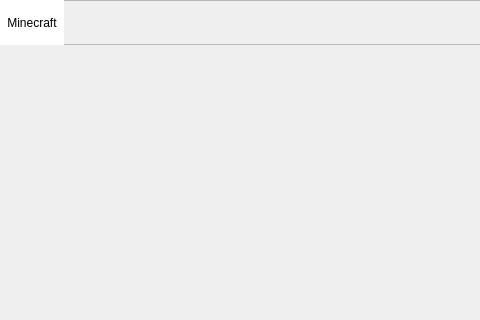
Old version of the form Ui/Downloader/Downloader.ui in the repository 1604042736/FMCL; both pictures show x 0 to 480 and y 0 to 320 of the 1000 by 618 pixel window.
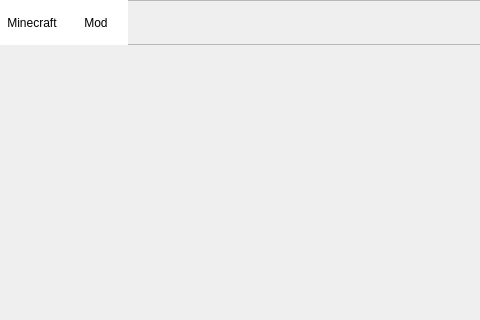
New version of the form. Custom widgets are drawn as their Qt base class.

```diff
--- a/Ui/Downloader/Downloader.ui
+++ b/Ui/Downloader/Downloader.ui
@@ -64,6 +64,25 @@
      <bool>false</bool>
     </property>
    </widget>
+   <widget class="QCustomButton" name="pb_mod">
+    <property name="geometry">
+     <rect>
+      <x>64</x>
+      <y>0</y>
+      <width>64</width>
+      <height>45</height>
+     </rect>
+    </property>
+    <property name="text">
+     <string>Mod</string>
+    </property>
+    <property name="checkable">
+     <bool>true</bool>
+    </property>
+    <property name="autoExclusive">
+     <bool>true</bool>
+    </property>
+   </widget>
   </widget>
   <widget class="QWidget" name="w_ui" native="true">
    <property name="geometry">
```
